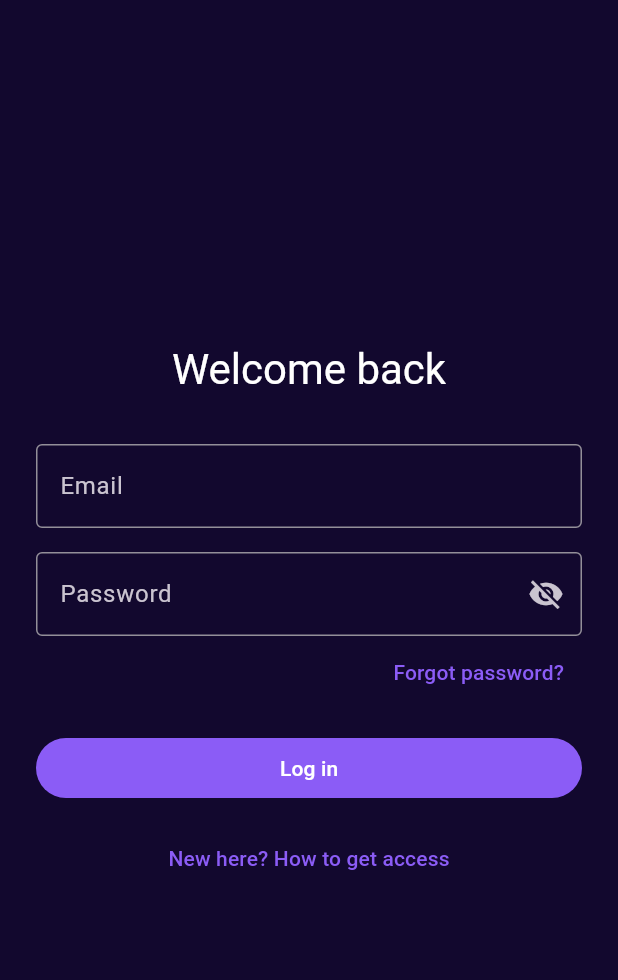
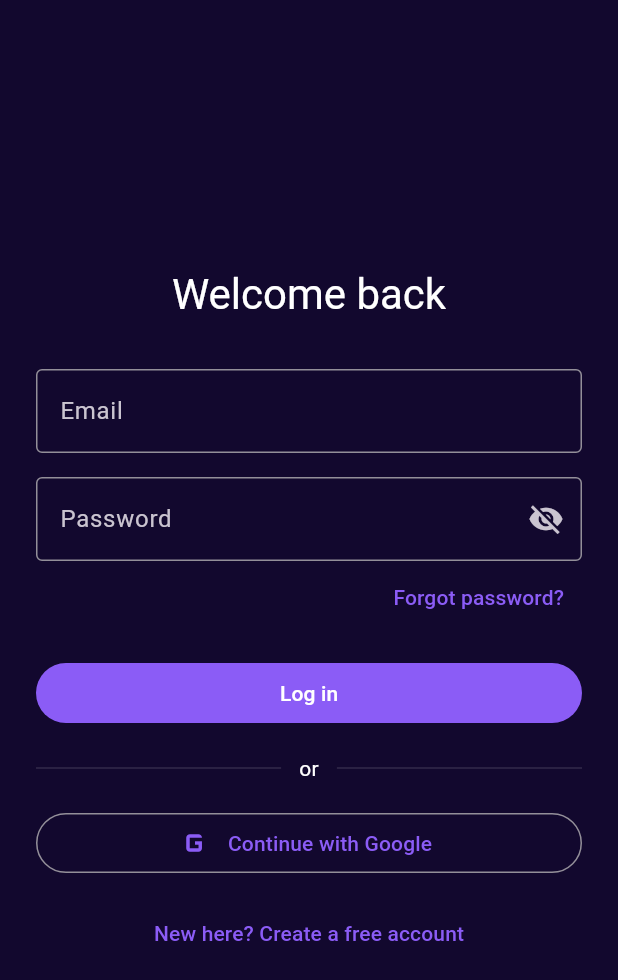
Before and after one commit to cyberking-coder/Rishi_app2, a Flutter app: the screen it shows after launch, on a phone screen of 412 x 824 dp. Shown: the top 980 px of the screen. Run offline on Flutter 3.47's test engine with Material 3 defaults, Android fonts, the phone set to English and light mode, and no system bars; our stand-ins replace audio_service, device_info_plus, flutter_riverpod, flutter_secure_storage, go_router, google_sign_in and 2 more; missing offline and left inert: pointycastle; accounts and stored records are empty.

Commit message:
Phase 1: self-service signup, Google sign-in, stronger validation
- New /signup screen (email/password), reusing the existing login-screen
  patterns and the forgot-password flow's success-state convention.
  Handles both Supabase project configurations: immediate session
  (auto-login) or email-confirmation-required ("check your email").
- Google Sign-In (native ID token flow via google_sign_in +
  Supabase signInWithIdToken) on both login and signup screens. A
  first-time Google user is provisioned by the same handle_new_user
  trigger as email/password signup, so it lands in the same free tier.
  Requires external OAuth client setup - see the follow-up message for
  the manual checklist (Google Cloud Console + Supabase provider).
- Removed the "How to get access" contact-us dialog from the login
  screen per request, replaced with the signup/Google options.
- Email validation now uses a real regex instead of a bare '@' check,
  shared across login/signup/forgot-password via a new validators file.
  New-password validation (signup only) requires 8+ chars with a
  letter, a number, and a symbol; login keeps the looser "required"
  check so existing passwords aren't retroactively invalidated.

No database or edge-function changes - handle_new_user's existing
column defaults (role='user', subscription_tier='free') already land
new accounts in the free tier correctly, per the Phase 0 fix.

```diff
--- a/mobile_app/lib/app/router/app_router.dart
+++ b/mobile_app/lib/app/router/app_router.dart
@@ -5,6 +5,7 @@ import 'package:go_router/go_router.dart';
 import '../../features/auth/application/auth_providers.dart';
 import '../../features/auth/presentation/screens/forgot_password_screen.dart';
 import '../../features/auth/presentation/screens/login_screen.dart';
+import '../../features/auth/presentation/screens/signup_screen.dart';
 import '../../features/auth/presentation/screens/splash_screen.dart';
 import '../../features/audio/presentation/screens/now_playing_screen.dart';
 import '../../features/downloads/presentation/screens/downloads_screen.dart';
@@ -27,7 +28,8 @@ final goRouterProvider = Provider<GoRouter>((ref) {
 
       final isLoggedIn = authState.valueOrNull != null;
       final isAuthRoute = state.matchedLocation == '/login' ||
-          state.matchedLocation == '/forgot-password';
+          state.matchedLocation == '/forgot-password' ||
+          state.matchedLocation == '/signup';
 
       if (!isLoggedIn && !isAuthRoute) return '/login';
       if (isLoggedIn && isAuthRoute) return '/home';
@@ -40,6 +42,7 @@ final goRouterProvider = Provider<GoRouter>((ref) {
         path: '/forgot-password',
         builder: (_, __) => const ForgotPasswordScreen(),
       ),
+      GoRoute(path: '/signup', builder: (_, __) => const SignupScreen()),
       GoRoute(
         path: '/home',
         builder: (_, __) => const AppShell(child: HomeScreen()),
--- /dev/null
+++ b/mobile_app/lib/core/config/google_auth_config.dart
@@ -0,0 +1,14 @@
+/// The OAuth 2.0 **Web** client ID from Google Cloud Console, used as
+/// `serverClientId` so `google_sign_in` returns an ID token Supabase can
+/// verify server-side. This is NOT the Android or iOS client ID.
+///
+/// Create it at https://console.cloud.google.com/apis/credentials
+/// (APIs & Services -> Credentials -> Create Credentials -> OAuth client ID
+/// -> Application type: Web application), then paste the client ID below.
+/// See mobile_app/README or the Phase 1 setup notes for the full checklist
+/// (Android SHA-1 registration, iOS URL scheme, Supabase provider config).
+const String googleWebClientId =
+    'REPLACE_WITH_GOOGLE_CLOUD_WEB_CLIENT_ID.apps.googleusercontent.com';
+
+bool get isGoogleSignInConfigured =>
+    !googleWebClientId.startsWith('REPLACE_WITH_');
--- a/mobile_app/lib/core/errors/auth_failure.dart
+++ b/mobile_app/lib/core/errors/auth_failure.dart
@@ -9,6 +9,9 @@ enum AuthFailureType {
   network,
   weakPassword,
   userNotFound,
+  emailAlreadyRegistered,
+  googleSignInCancelled,
+  googleSignInNotConfigured,
   unknown,
 }
 
@@ -38,6 +41,26 @@ class AuthFailure implements Exception {
         'No internet connection. Please try again.',
       );
 
+  factory AuthFailure.weakPassword([String? detail]) => AuthFailure(
+        AuthFailureType.weakPassword,
+        detail ?? 'Password should be at least 6 characters.',
+      );
+
+  factory AuthFailure.emailAlreadyRegistered() => const AuthFailure(
+        AuthFailureType.emailAlreadyRegistered,
+        'An account with this email already exists. Try logging in instead.',
+      );
+
+  factory AuthFailure.googleSignInCancelled() => const AuthFailure(
+        AuthFailureType.googleSignInCancelled,
+        'Google sign-in was cancelled.',
+      );
+
+  factory AuthFailure.googleSignInNotConfigured() => const AuthFailure(
+        AuthFailureType.googleSignInNotConfigured,
+        'Google sign-in is not set up yet. Please use email/password.',
+      );
+
   factory AuthFailure.unknown([String? detail]) => AuthFailure(
         AuthFailureType.unknown,
         detail ?? 'Something went wrong. Please try again.',
--- a/mobile_app/lib/features/auth/presentation/screens/login_screen.dart
+++ b/mobile_app/lib/features/auth/presentation/screens/login_screen.dart
@@ -6,6 +6,8 @@ import '../../../../core/errors/auth_failure.dart';
 import '../../application/auth_providers.dart';
 import '../../application/auth_state.dart';
 import '../widgets/auth_text_field.dart';
+import '../widgets/auth_validators.dart';
+import '../widgets/google_sign_in_button.dart';
 
 class LoginScreen extends ConsumerStatefulWidget {
   const LoginScreen({super.key});
@@ -32,29 +34,6 @@ class _LoginScreenState extends ConsumerState<LoginScreen> {
           email: _emailController.text.trim(),
           password: _passwordController.text,
         );
-  }
-
-  void _showHowToJoin() {
-    showDialog<void>(
-      context: context,
-      builder: (ctx) => AlertDialog(
-        title: const Text('How to get access'),
-        content: const Text(
-          'Know Thyself is a membership app for Anurag Rishi\'s meditation '
-          'program. Access is provided to enrolled members.\n\n'
-          'To join, please contact us and our team will create your account '
-          'and share your login details:\n\n'
-          'Email: ar.happinessmovement@gmail.com\n\n'
-          'Once you receive your credentials, sign in on this screen.',
-        ),
-        actions: [
-          TextButton(
-            onPressed: () => Navigator.pop(ctx),
-            child: const Text('Got it'),
-          ),
-        ],
-      ),
-    );
   }
 
   @override
@@ -98,25 +77,14 @@ class _LoginScreenState extends ConsumerState<LoginScreen> {
                     controller: _emailController,
                     label: 'Email',
                     keyboardType: TextInputType.emailAddress,
-                    validator: (value) {
-                      if (value == null || value.trim().isEmpty) {
-                        return 'Email is required';
-                      }
-                      if (!value.contains('@')) return 'Enter a valid email';
-                      return null;
-                    },
+                    validator: validateEmail,
                   ),
                   const SizedBox(height: 16),
                   AuthTextField(
                     controller: _passwordController,
                     label: 'Password',
                     obscureText: true,
-                    validator: (value) {
-                      if (value == null || value.isEmpty) {
-                        return 'Password is required';
-                      }
-                      return null;
-                    },
+                    validator: validatePasswordRequired,
                   ),
                   Align(
                     alignment: Alignment.centerRight,
@@ -138,10 +106,24 @@ class _LoginScreenState extends ConsumerState<LoginScreen> {
                           )
                         : const Text('Log in'),
                   ),
+                  const SizedBox(height: 16),
+                  const Row(
+                    children: [
+                      Expanded(child: Divider()),
+                      Padding(
+                        padding: EdgeInsets.symmetric(horizontal: 12),
+                        child: Text('or'),
+                      ),
+                      Expanded(child: Divider()),
+                    ],
+                  ),
+                  const SizedBox(height: 16),
+                  GoogleSignInButton(enabled: !isLoading),
                   const SizedBox(height: 12),
                   TextButton(
-                    onPressed: isLoading ? null : _showHowToJoin,
-                    child: const Text('New here? How to get access'),
+                    onPressed:
+                        isLoading ? null : () => context.push('/signup'),
+                    child: const Text('New here? Create a free account'),
                   ),
                 ],
               ),
--- /dev/null
+++ b/mobile_app/lib/features/auth/presentation/widgets/google_sign_in_button.dart
@@ -0,0 +1,25 @@
+import 'package:flutter/material.dart';
+import 'package:flutter_riverpod/flutter_riverpod.dart';
+
+import '../../application/auth_providers.dart';
+
+/// "Continue with Google" — used on both the login and signup screens; the
+/// underlying action is identical (native Google Sign-In, then Supabase
+/// signInWithIdToken), since a first-time Google user is auto-provisioned
+/// by the same `handle_new_user` trigger as an email/password sign up.
+class GoogleSignInButton extends ConsumerWidget {
+  final bool enabled;
+
+  const GoogleSignInButton({super.key, this.enabled = true});
+
+  @override
+  Widget build(BuildContext context, WidgetRef ref) {
+    return OutlinedButton.icon(
+      onPressed: enabled
+          ? () => ref.read(authControllerProvider.notifier).signInWithGoogle()
+          : null,
+      icon: const Icon(Icons.g_mobiledata, size: 28),
+      label: const Text('Continue with Google'),
+    );
+  }
+}
--- a/mobile_app/pubspec.yaml
+++ b/mobile_app/pubspec.yaml
@@ -21,6 +21,7 @@ dependencies:
   path_provider: ^2.1.4
   http: ^1.2.2
   pointycastle: ^3.9.1
+  google_sign_in: ^6.2.1
 
 dev_dependencies:
   flutter_test:
```
Also changed, not shown: mobile_app/lib/features/auth/application/auth_controller.dart (+35 -0 lines), mobile_app/lib/features/auth/application/auth_providers.dart (+10 -0 lines), mobile_app/lib/features/auth/data/datasources/auth_remote_datasource.dart (+108 -0 lines), mobile_app/lib/features/auth/data/repositories/auth_repository_impl.dart (+37 -1 lines), mobile_app/lib/features/auth/domain/repositories/auth_repository.dart (+14 -0 lines), mobile_app/lib/features/auth/domain/usecases/google_sign_in_usecase.dart (added, +10 -0 lines), mobile_app/lib/features/auth/domain/usecases/signup_usecase.dart (added, +20 -0 lines), mobile_app/lib/features/auth/presentation/screens/forgot_password_screen.dart (+2 -9 lines), mobile_app/lib/features/auth/presentation/screens/signup_screen.dart (added, +191 -0 lines), mobile_app/lib/features/auth/presentation/widgets/auth_validators.dart (added, +32 -0 lines), 1 other file.
